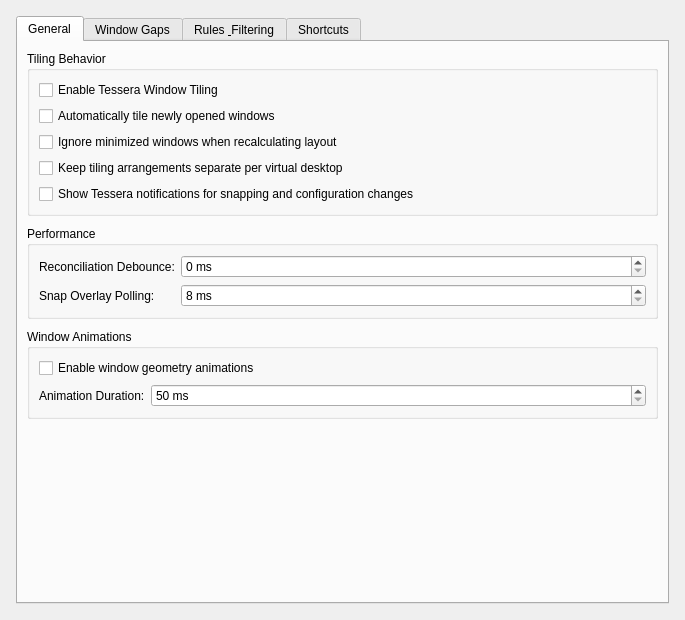
This is contents/ui/config.ui in Andrew-Smith-93/Tessera as Qt 5 draws it before an edit. The edited form follows.
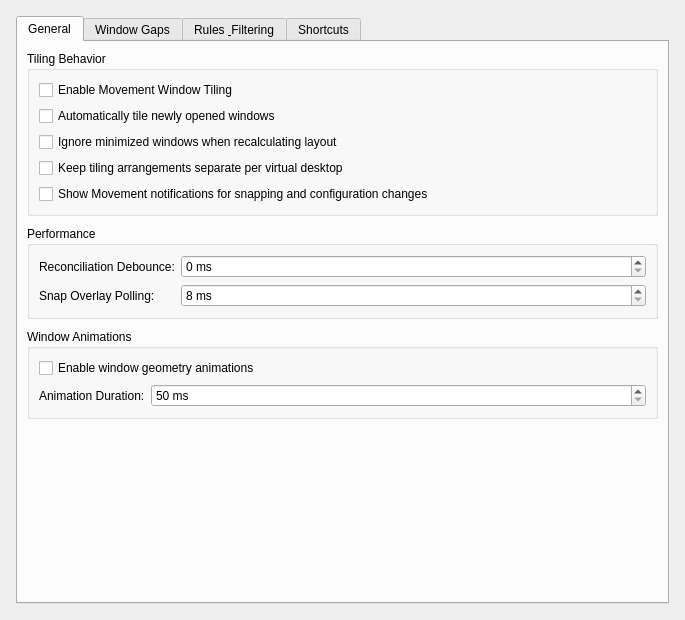
This is the edited form.

Commit message:
Rename the KDE Plasma tiler to Movement (#24)
* Rename the Plasma tiler to Movement without changing installed identities

* Advance candidate version for in-place KPackage upgrades

Diff of the .ui file:
```diff
--- a/contents/ui/config.ui
+++ b/contents/ui/config.ui
@@ -51,7 +51,7 @@
           <item>
            <widget class="QCheckBox" name="kcfg_enableTiling">
             <property name="text">
-             <string>Enable Tessera Window Tiling</string>
+             <string>Enable Movement Window Tiling</string>
             </property>
            </widget>
           </item>
@@ -79,7 +79,7 @@
           <item>
            <widget class="QCheckBox" name="kcfg_showOsd">
             <property name="text">
-             <string>Show Tessera notifications for snapping and configuration changes</string>
+             <string>Show Movement notifications for snapping and configuration changes</string>
             </property>
            </widget>
           </item>
```
Left out of the diff: 10 changed lines with no effect on the pictures. The commit also changes 76 other files.
